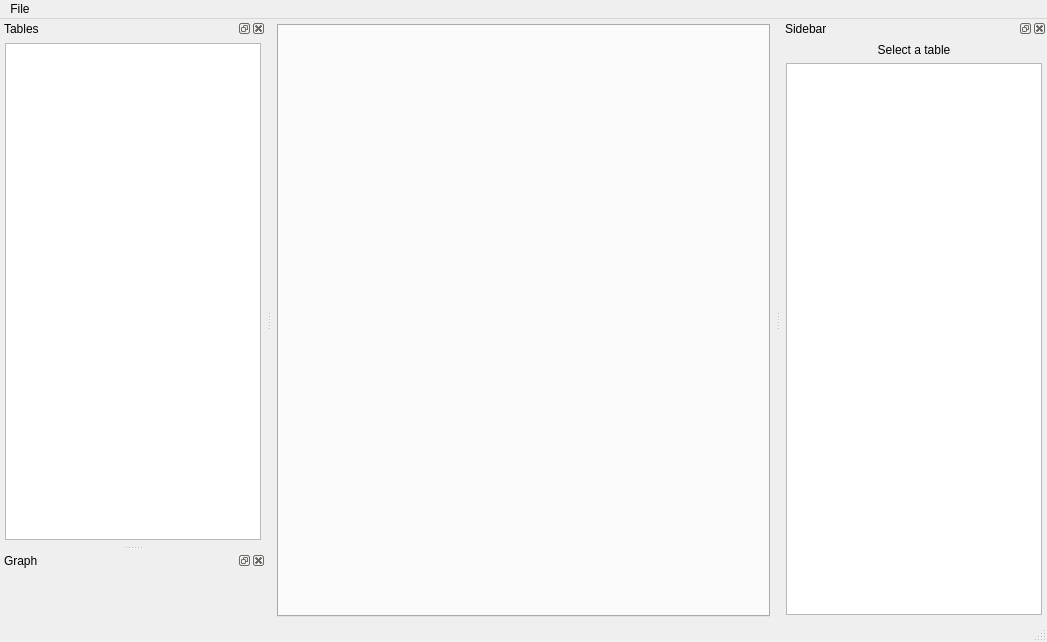
LibreTuner/LibreTuner, file src/MainWindow.ui: the form before one commit.
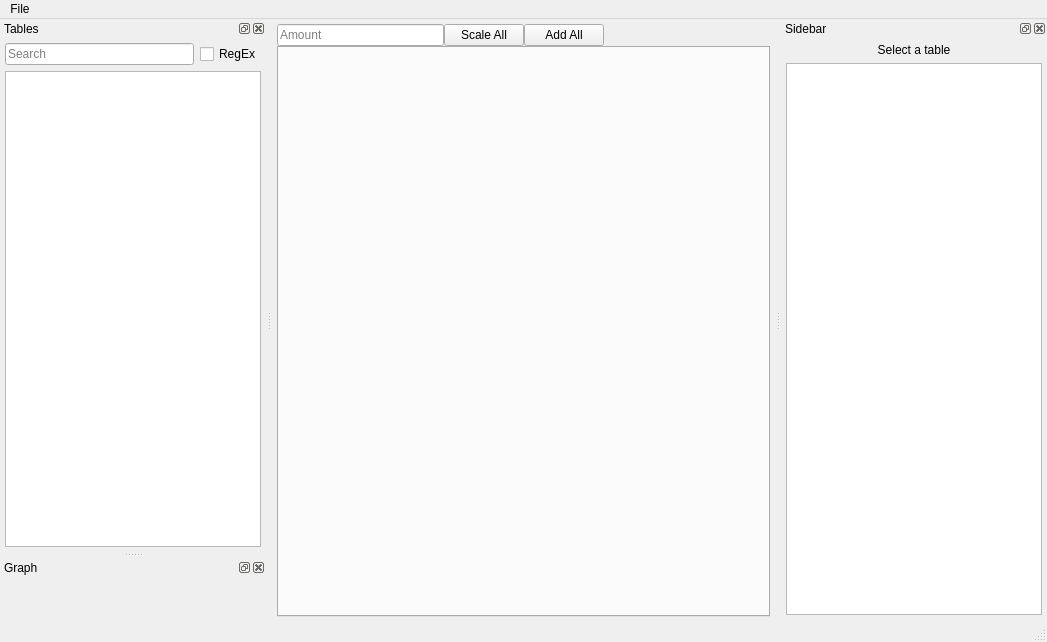
The form after the commit. Custom widgets are drawn as their Qt base class.

```diff
--- a/src/MainWindow.ui
+++ b/src/MainWindow.ui
@@ -17,7 +17,7 @@
    <set>QMainWindow::AllowTabbedDocks|QMainWindow::AnimatedDocks</set>
   </property>
   <widget class="QWidget" name="centralwidget">
-      <layout class="QHBoxLayout" name="horizontalLayout">
+         <layout class="QVBoxLayout" name="verticalLayout_4">
           <property name="spacing">
               <number>0</number>
           </property>
@@ -33,6 +33,44 @@
           <property name="bottomMargin">
               <number>3</number>
           </property>
+             <item>
+                 <layout class="QHBoxLayout" name="horizontalLayout">
+                     <item>
+                         <widget class="QLineEdit" name="lineModifier">
+                             <property name="placeholderText">
+                                 <string>Amount</string>
+                             </property>
+                         </widget>
+                     </item>
+                     <item>
+                         <widget class="QPushButton" name="buttonModifyScale">
+                             <property name="text">
+                                 <string>Scale All</string>
+                             </property>
+                         </widget>
+                     </item>
+                     <item>
+                         <widget class="QPushButton" name="buttonModifyAdd">
+                             <property name="text">
+                                 <string>Add All</string>
+                             </property>
+                         </widget>
+                     </item>
+                     <item>
+                         <spacer name="horizontalSpacer">
+                             <property name="orientation">
+                                 <enum>Qt::Horizontal</enum>
+                             </property>
+                             <property name="sizeHint" stdset="0">
+                                 <size>
+                                     <width>40</width>
+                                     <height>20</height>
+                                 </size>
+                             </property>
+                         </spacer>
+                     </item>
+                 </layout>
+             </item>
           <item>
               <widget class="QTabWidget" name="tabs">
                   <property name="currentIndex">
@@ -91,6 +129,24 @@
            <property name="bottomMargin">
                <number>5</number>
            </property>
+                 <item>
+                     <layout class="QHBoxLayout" name="horizontalLayout_2">
+                         <item>
+                             <widget class="QLineEdit" name="lineSearch">
+                                 <property name="placeholderText">
+                                     <string>Search</string>
+                                 </property>
+                             </widget>
+                         </item>
+                         <item>
+                             <widget class="QCheckBox" name="checkRegex">
+                                 <property name="text">
+                                     <string>RegEx</string>
+                                 </property>
+                             </widget>
+                         </item>
+                     </layout>
+                 </item>
            <item>
                <widget class="QTreeView" name="treeView">
                    <property name="sortingEnabled">
```
Left out of the diff: 18 changed lines with no effect on the pictures. Lines whose indentation alone changed are shown as unchanged.
